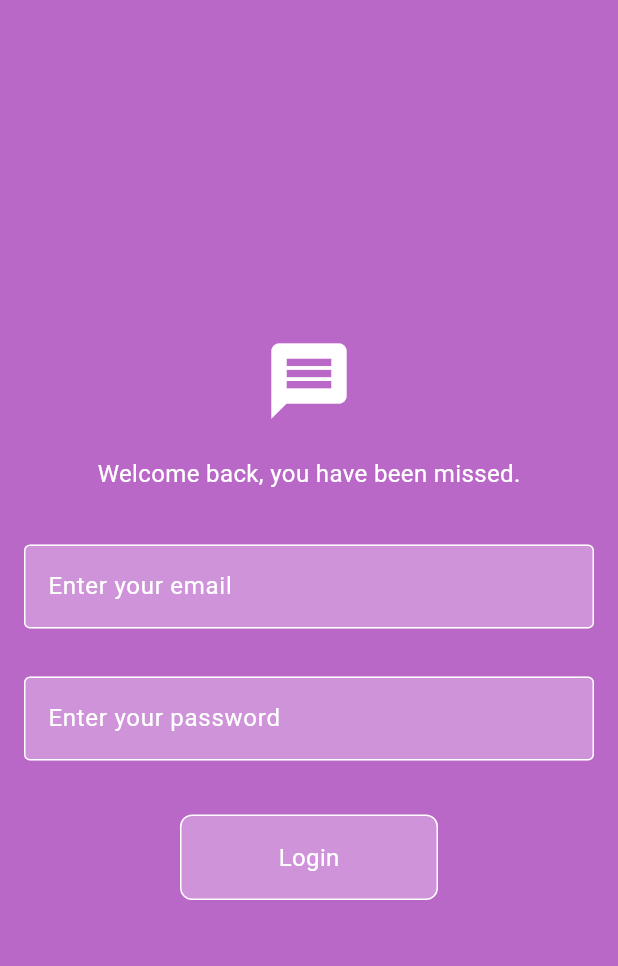
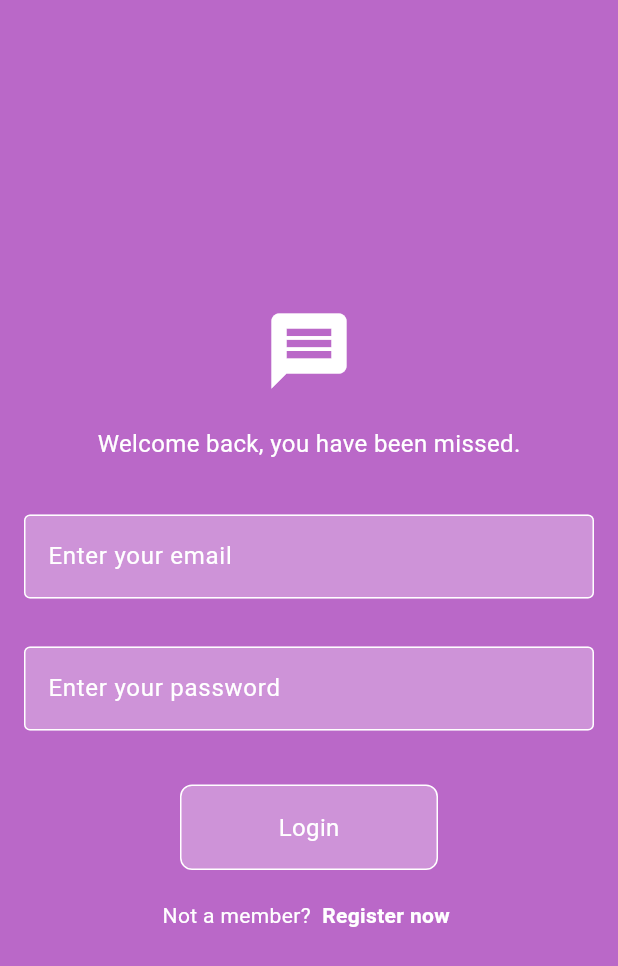
Before and after one commit to MamtaBhatt885/guff_gaaf, a Flutter app: the screen it shows after launch, on a phone screen of 412 x 824 dp. Shown: the top 966 px of the screen. Run offline on Flutter 3.47's test engine with Material 3 defaults, Android fonts, the phone set to English and light mode, and no system bars.

Commit message:
Register page setup along with togglepages

```diff
--- a/lib/feat/auth/login_page.dart
+++ b/lib/feat/auth/login_page.dart
@@ -1,3 +1,4 @@
+import 'package:flutter/cupertino.dart';
 import 'package:flutter/material.dart';
 import 'package:guff_gaaf/components/buttons.dart';
 import 'package:guff_gaaf/components/my_textfield.dart';
@@ -10,7 +11,17 @@ class LoginPage extends StatelessWidget {
   final TextEditingController _emailController =TextEditingController();
   final TextEditingController _pwController =TextEditingController();
 
-   LoginPage({super.key});
+ //tap to go to register page
+ final void Function()? onTap;
+
+   LoginPage({super.key, required this.onTap});
+
+   //login method
+  void login(){
+    //
+
+  }
+
 
   @override
   Widget build(BuildContext context) {
@@ -39,11 +50,19 @@ MyTextField(hintText: "Enter your email",obscureText: false,controller:_emailCon
 
             SizedBox(height: 20,),
             //login button
-Buttons(text: "Login",onTap: (){},),
-
+Buttons(text: "Login",onTap: login,),
+            SizedBox(height: 20,),
 
             //register now
-
+Row(
+  mainAxisAlignment: MainAxisAlignment.center,
+  children: [
+    Text("Not a member? ",style: TextStyle(color: Theme.of(context).colorScheme.tertiary)),
+    GestureDetector(
+        onTap:onTap ,
+        child: Text(" Register now ",style: TextStyle(color: Theme.of(context).colorScheme.tertiary,fontWeight: FontWeight.bold),)),
+  ],
+)
 
 
           ],
--- /dev/null
+++ b/lib/feat/auth/login_register.dart
@@ -0,0 +1,34 @@
+import 'package:flutter/material.dart';
+import 'package:guff_gaaf/feat/auth/login_page.dart';
+import 'package:guff_gaaf/feat/auth/register_page.dart';
+
+class LoginRegister extends StatefulWidget {
+  const LoginRegister({super.key});
+
+  @override
+  State<LoginRegister> createState() => _LoginRegisterState();
+}
+
+class _LoginRegisterState extends State<LoginRegister> {
+
+  //initially show the login page
+  bool showLoginPage =true;
+
+  //toggle between login and register page
+  void togglePages(){
+    showLoginPage = !showLoginPage;
+  }
+
+  @override
+  Widget build(BuildContext context) {
+   if(showLoginPage){
+     return LoginPage(
+       onTap: togglePages,
+     );
+   }else {
+     return RegisterPage(
+       onTap: togglePages,
+     );
+   }
+  }
+}
--- a/lib/main.dart
+++ b/lib/main.dart
@@ -1,6 +1,8 @@
 import 'package:flutter/material.dart';
-import 'package:guff_gaaf/feat/auth/login_page.dart';
+
 import 'package:guff_gaaf/feat/theme/light_theme.dart';
+
+import 'feat/auth/login_register.dart';
 
 void main() {
   runApp(const MyApp());
@@ -14,7 +16,7 @@ class MyApp extends StatelessWidget {
   Widget build(BuildContext context) {
     return MaterialApp(
       debugShowCheckedModeBanner: false,
-      home:  LoginPage(),
+      home:  LoginRegister(),
       theme: LightMode,
     );
   }
```
Also changed, not shown: lib/feat/auth/register_page.dart (added, +72 -0 lines).
